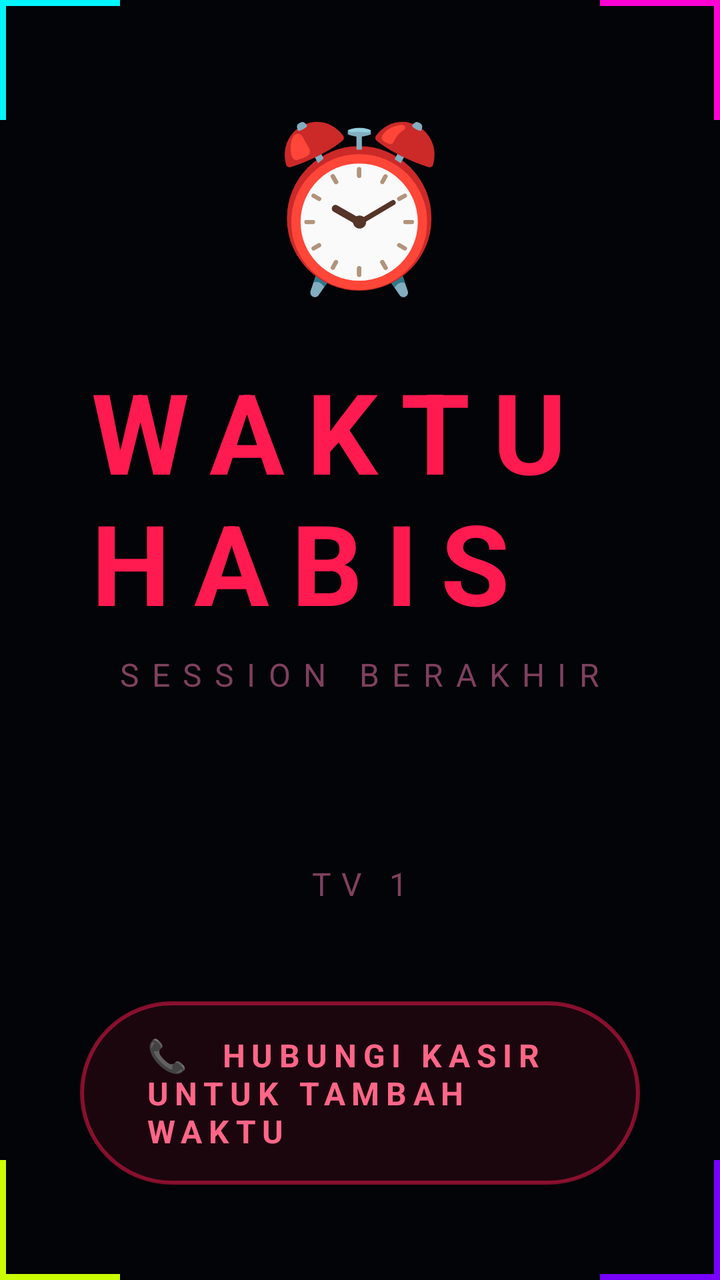
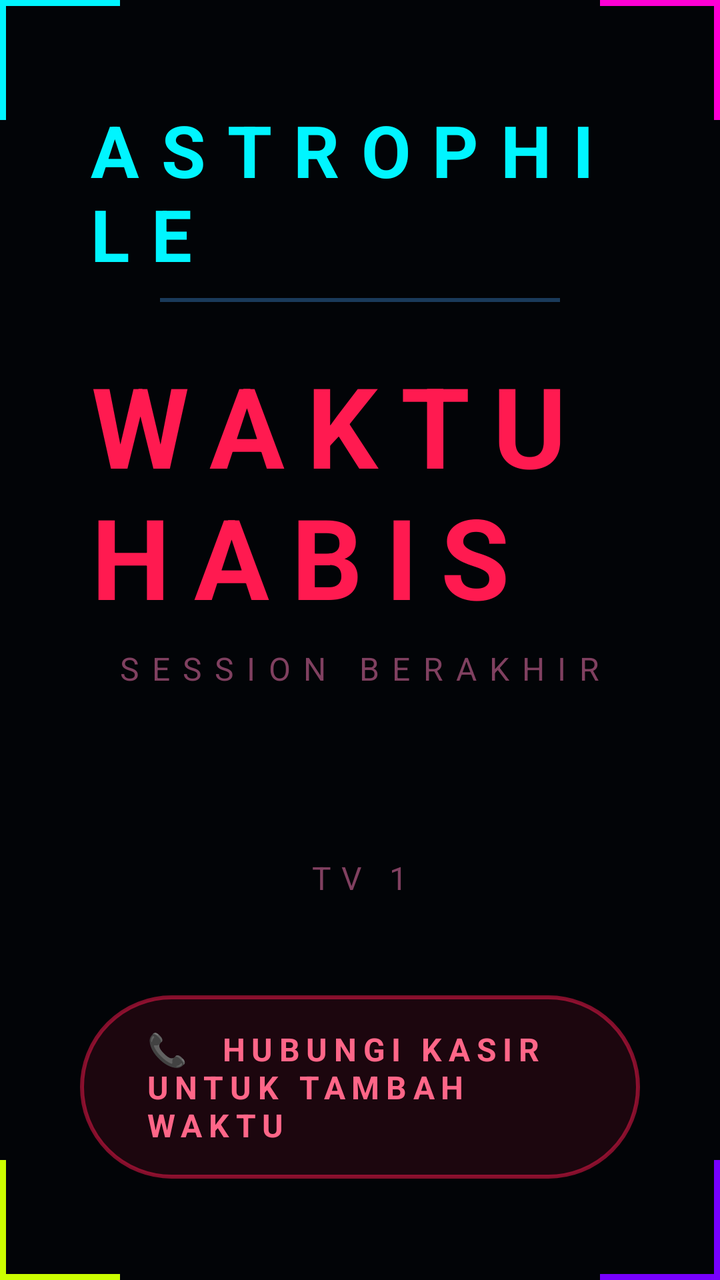

Screens rendered from an Android XML layout before and after an edit, with the pre-edit source and the edit as a unified diff.
<!-- AndroidManifest.xml: application theme android:Theme.NoTitleBar.Fullscreen -->
<!-- res/layout/overlay_expired.xml -->
<?xml version="1.0" encoding="utf-8"?>
<FrameLayout xmlns:android="http://schemas.android.com/apk/res/android"
    android:layout_width="match_parent"
    android:layout_height="match_parent"
    android:background="#F0030508">

    
    <LinearLayout
        android:layout_width="wrap_content"
        android:layout_height="wrap_content"
        android:layout_gravity="center"
        android:orientation="vertical"
        android:gravity="center"
        android:padding="40dp">

        
        <TextView
            android:layout_width="wrap_content"
            android:layout_height="wrap_content"
            android:text="⏰"
            android:textSize="80sp"
            android:layout_marginBottom="24dp"/>

        
        <TextView
            android:layout_width="wrap_content"
            android:layout_height="wrap_content"
            android:text="WAKTU HABIS"
            android:textSize="56sp"
            android:textStyle="bold"
            android:textColor="#ff1a50"
            android:letterSpacing="0.2"
            android:layout_marginBottom="8dp"/>

        
        <TextView
            android:layout_width="wrap_content"
            android:layout_height="wrap_content"
            android:text="SESSION BERAKHIR"
            android:textSize="16sp"
            android:textColor="#804060"
            android:letterSpacing="0.4"
            android:layout_marginBottom="32dp"/>

        
        <TextView
            android:id="@+id/tvExpiredName"
            android:layout_width="wrap_content"
            android:layout_height="wrap_content"
            android:text=""
            android:textSize="32sp"
            android:textStyle="bold"
            android:textColor="#ffffff"
            android:letterSpacing="0.15"
            android:layout_marginBottom="8dp"/>

        
        <TextView
            android:id="@+id/tvExpiredTV"
            android:layout_width="wrap_content"
            android:layout_height="wrap_content"
            android:text="TV 1"
            android:textSize="16sp"
            android:textColor="#804060"
            android:letterSpacing="0.3"
            android:layout_marginBottom="48dp"/>

        
        <TextView
            android:layout_width="wrap_content"
            android:layout_height="wrap_content"
            android:text="📞  HUBUNGI KASIR UNTUK TAMBAH WAKTU"
            android:textSize="16sp"
            android:textStyle="bold"
            android:textColor="#ff6688"
            android:letterSpacing="0.2"
            android:background="@drawable/btn_expired_bg"
            android:padding="16dp"
            android:paddingStart="32dp"
            android:paddingEnd="32dp"/>

    </LinearLayout>

    
    <View
        android:layout_width="60dp"
        android:layout_height="3dp"
        android:layout_gravity="top|start"
        android:background="#00f5ff"/>
    <View
        android:layout_width="3dp"
        android:layout_height="60dp"
        android:layout_gravity="top|start"
        android:background="#00f5ff"/>

    <View
        android:layout_width="60dp"
        android:layout_height="3dp"
        android:layout_gravity="top|end"
        android:background="#ff00d4"/>
    <View
        android:layout_width="3dp"
        android:layout_height="60dp"
        android:layout_gravity="top|end"
        android:background="#ff00d4"/>

    <View
        android:layout_width="60dp"
        android:layout_height="3dp"
        android:layout_gravity="bottom|start"
        android:background="#ccff00"/>
    <View
        android:layout_width="3dp"
        android:layout_height="60dp"
        android:layout_gravity="bottom|start"
        android:background="#ccff00"/>

    <View
        android:layout_width="60dp"
        android:layout_height="3dp"
        android:layout_gravity="bottom|end"
        android:background="#7700ff"/>
    <View
        android:layout_width="3dp"
        android:layout_height="60dp"
        android:layout_gravity="bottom|end"
        android:background="#7700ff"/>

</FrameLayout>
<!-- resources referenced by this layout -->
<resources>
  <!-- drawable btn_expired_bg (drawable) -->
  <?xml version="1.0" encoding="utf-8"?>
  <shape xmlns:android="http://schemas.android.com/apk/res/android"
      android:shape="rectangle">
      <solid android:color="#1Aff1a50"/>
      <stroke android:width="2dp" android:color="#80ff1a50"/>
      <corners android:radius="50dp"/>
  </shape>
</resources>

<!-- the commit's change to res/layout/overlay_expired.xml (unified diff, before → after) -->
@@ -3,8 +3,6 @@
     android:layout_width="match_parent"
     android:layout_height="match_parent"
     android:background="#F0030508">
-
-    
     <LinearLayout
         android:layout_width="wrap_content"
         android:layout_height="wrap_content"
@@ -12,16 +10,21 @@
         android:orientation="vertical"
         android:gravity="center"
         android:padding="40dp">
-
-        
         <TextView
+            android:id="@+id/tvNamaToko"
             android:layout_width="wrap_content"
             android:layout_height="wrap_content"
-            android:text="⏰"
-            android:textSize="80sp"
+            android:text="ASTROPHILE"
+            android:textSize="36sp"
+            android:textStyle="bold"
+            android:textColor="#00f5ff"
+            android:letterSpacing="0.3"
+            android:layout_marginBottom="8dp"/>
+        <View
+            android:layout_width="200dp"
+            android:layout_height="2dp"
+            android:background="#1a3a5a"
             android:layout_marginBottom="24dp"/>
-
-        
         <TextView
             android:layout_width="wrap_content"
             android:layout_height="wrap_content"
@@ -31,8 +34,6 @@
             android:textColor="#ff1a50"
             android:letterSpacing="0.2"
             android:layout_marginBottom="8dp"/>
-
-        
         <TextView
             android:layout_width="wrap_content"
             android:layout_height="wrap_content"
@@ -41,8 +42,6 @@
             android:textColor="#804060"
             android:letterSpacing="0.4"
             android:layout_marginBottom="32dp"/>
-
-        
         <TextView
             android:id="@+id/tvExpiredName"
             android:layout_width="wrap_content"
@@ -53,8 +52,6 @@
             android:textColor="#ffffff"
             android:letterSpacing="0.15"
             android:layout_marginBottom="8dp"/>
-
-        
         <TextView
             android:id="@+id/tvExpiredTV"
             android:layout_width="wrap_content"
@@ -64,8 +61,6 @@
             android:textColor="#804060"
             android:letterSpacing="0.3"
             android:layout_marginBottom="48dp"/>
-
-        
         <TextView
             android:layout_width="wrap_content"
             android:layout_height="wrap_content"
@@ -78,52 +73,13 @@
             android:padding="16dp"
             android:paddingStart="32dp"
             android:paddingEnd="32dp"/>
-
     </LinearLayout>
-
-    
-    <View
-        android:layout_width="60dp"
-        android:layout_height="3dp"
-        android:layout_gravity="top|start"
-        android:background="#00f5ff"/>
-    <View
-        android:layout_width="3dp"
-        android:layout_height="60dp"
-        android:layout_gravity="top|start"
-        android:background="#00f5ff"/>
-
-    <View
-        android:layout_width="60dp"
-        android:layout_height="3dp"
-        android:layout_gravity="top|end"
-        android:background="#ff00d4"/>
-    <View
-        android:layout_width="3dp"
-        android:layout_height="60dp"
-        android:layout_gravity="top|end"
-        android:background="#ff00d4"/>
-
-    <View
-        android:layout_width="60dp"
-        android:layout_height="3dp"
-        android:layout_gravity="bottom|start"
-        android:background="#ccff00"/>
-    <View
-        android:layout_width="3dp"
-        android:layout_height="60dp"
-        android:layout_gravity="bottom|start"
-        android:background="#ccff00"/>
-
-    <View
-        android:layout_width="60dp"
-        android:layout_height="3dp"
-        android:layout_gravity="bottom|end"
-        android:background="#7700ff"/>
-    <View
-        android:layout_width="3dp"
-        android:layout_height="60dp"
-        android:layout_gravity="bottom|end"
-        android:background="#7700ff"/>
-
+    <View android:layout_width="60dp" android:layout_height="3dp" android:layout_gravity="top|start" android:background="#00f5ff"/>
+    <View android:layout_width="3dp" android:layout_height="60dp" android:layout_gravity="top|start" android:background="#00f5ff"/>
+    <View android:layout_width="60dp" android:layout_height="3dp" android:layout_gravity="top|end" android:background="#ff00d4"/>
+    <View android:layout_width="3dp" android:layout_height="60dp" android:layout_gravity="top|end" android:background="#ff00d4"/>
+    <View android:layout_width="60dp" android:layout_height="3dp" android:layout_gravity="bottom|start" android:background="#ccff00"/>
+    <View android:layout_width="3dp" android:layout_height="60dp" android:layout_gravity="bottom|start" android:background="#ccff00"/>
+    <View android:layout_width="60dp" android:layout_height="3dp" android:layout_gravity="bottom|end" android:background="#7700ff"/>
+    <View android:layout_width="3dp" android:layout_height="60dp" android:layout_gravity="bottom|end" android:background="#7700ff"/>
 </FrameLayout>
